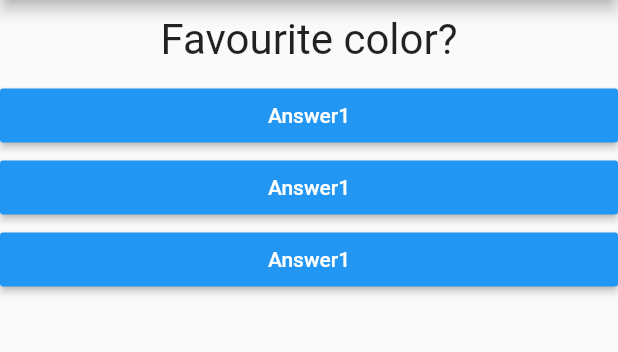
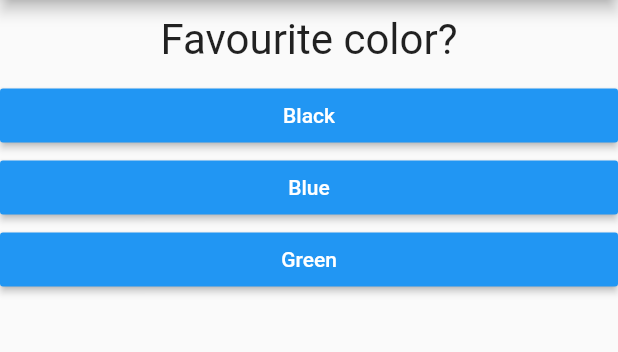
Before and after one commit to afeedhshaji/flutter-quiz-app-test, a Flutter app: the screen it shows after launch, on a phone screen of 412 x 824 dp, the part 84-436 px from its top. Run offline on Flutter 3.47's test engine with Material 2 defaults, Android fonts, the phone set to English and light mode, and no system bars.

```diff
--- a/lib/answer.dart
+++ b/lib/answer.dart
@@ -3,8 +3,9 @@ import 'package:flutter/painting.dart';
 
 class Answer extends StatelessWidget {
   final Function selectHandler;
+  final String answerText;
 
-  Answer(this.selectHandler);
+  Answer(this.selectHandler, this.answerText);
 
   @override
   Widget build(BuildContext context) {
@@ -13,7 +14,7 @@ class Answer extends StatelessWidget {
       child: RaisedButton(
         color: Colors.blue,
         textColor: Colors.white,
-        child: Text('Answer1'),
+        child: Text(answerText),
         onPressed: selectHandler,
       ),
     );
--- a/lib/main.dart
+++ b/lib/main.dart
@@ -1,6 +1,8 @@
 import 'package:flutter/material.dart';
 import 'package:flutter_complete_guide/answer.dart';
 import './question.dart';
+import './quiz.dart';
+import 'result.dart';
 
 void main() => runApp(MyApp());
 
@@ -14,36 +16,46 @@ class MyApp extends StatefulWidget {
 
 class _MyAppState extends State<MyApp> {
   var _questionIndex = 0;
+  final _questions = const [
+    {
+      'questionText': 'Favourite color?',
+      'answerText': ['Black', 'Blue', 'Green'],
+    },
+    {
+      'questionText': 'Favourite Animal?',
+      'answerText': ['Sheep', 'Cat', 'Lion'],
+    },
+    {
+      'questionText': 'Favourite Film?',
+      'answerText': ['Spiderman', 'Harry Potter', 'Green Mile'],
+    },
+  ];
 
   void _answerQuestion() {
     setState(() {
       _questionIndex = _questionIndex + 1;
     });
     print(_questionIndex);
+
+    // if (_questionIndex < questions.length) {
+    //   print("We have more questions");
+    // }
   }
 
   @override
   Widget build(BuildContext context) {
-    var questions = [
-      'Favourite color?',
-      'Favourite Animal?',
-      'Favourite Book?',
-      'Favorite Film',
-    ];
-
     return MaterialApp(
       home: Scaffold(
         appBar: AppBar(
           title: Text('My First App'),
         ),
-        body: Column(
-          children: <Widget>[
-            Question(questions[_questionIndex]),
-            Answer(_answerQuestion),
-            Answer(_answerQuestion),
-            Answer(_answerQuestion),
-          ],
-        ),
+        body: _questionIndex < _questions.length
+            ? Quiz(
+                answerQuestion: _answerQuestion,
+                questions: _questions,
+                questionIndex: _questionIndex,
+              )
+            : Result(),
       ),
     );
   }
--- /dev/null
+++ b/lib/quiz.dart
@@ -0,0 +1,27 @@
+import 'package:flutter/material.dart';
+import 'question.dart';
+import 'answer.dart';
+
+class Quiz extends StatelessWidget {
+  final List<Map<String, Object>> questions;
+  final int questionIndex;
+  final Function answerQuestion;
+
+  Quiz(
+      {@required this.questions,
+      @required this.answerQuestion,
+      @required this.questionIndex});
+
+  @override
+  Widget build(BuildContext context) {
+    return Column(
+      children: <Widget>[
+        Question(questions[questionIndex]['questionText']),
+        ...(questions[questionIndex]['answerText'] as List<String>)
+            .map((answer) {
+          return Answer(answerQuestion, answer);
+        }).toList()
+      ],
+    );
+  }
+}
--- /dev/null
+++ b/lib/result.dart
@@ -0,0 +1,10 @@
+import 'package:flutter/material.dart';
+
+class Result extends StatelessWidget {
+  @override
+  Widget build(BuildContext context) {
+    return Center(
+      child: Text("You did it boi!"),
+    );
+  }
+}
```
Also changed, not shown: pubspec.lock.
